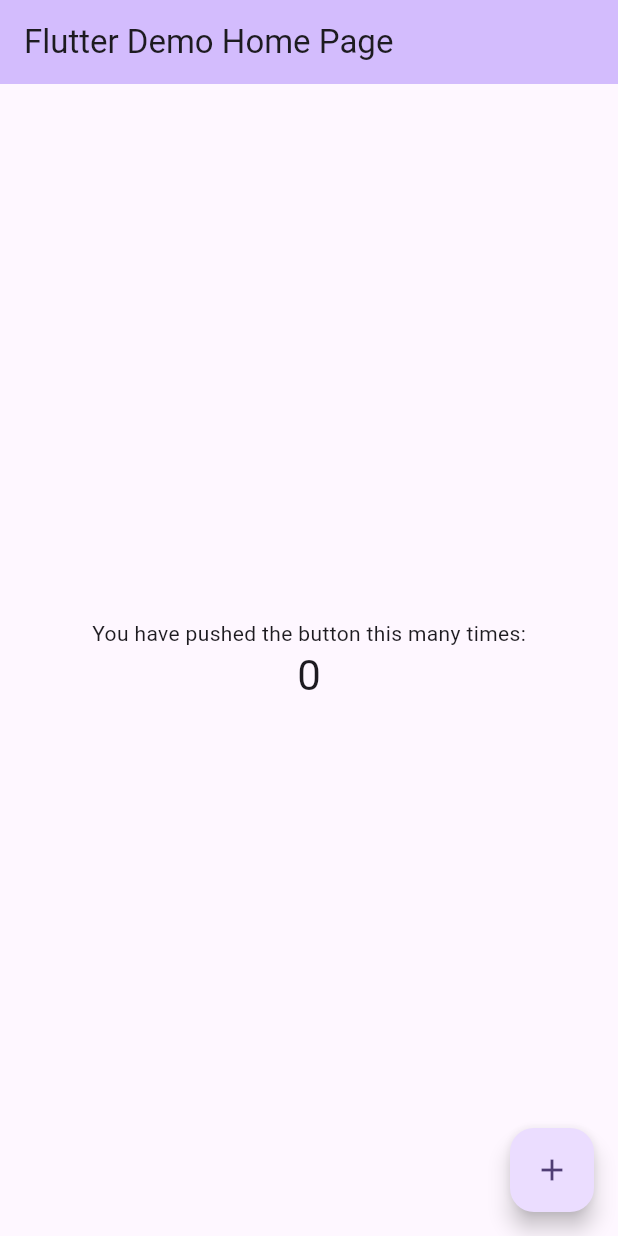
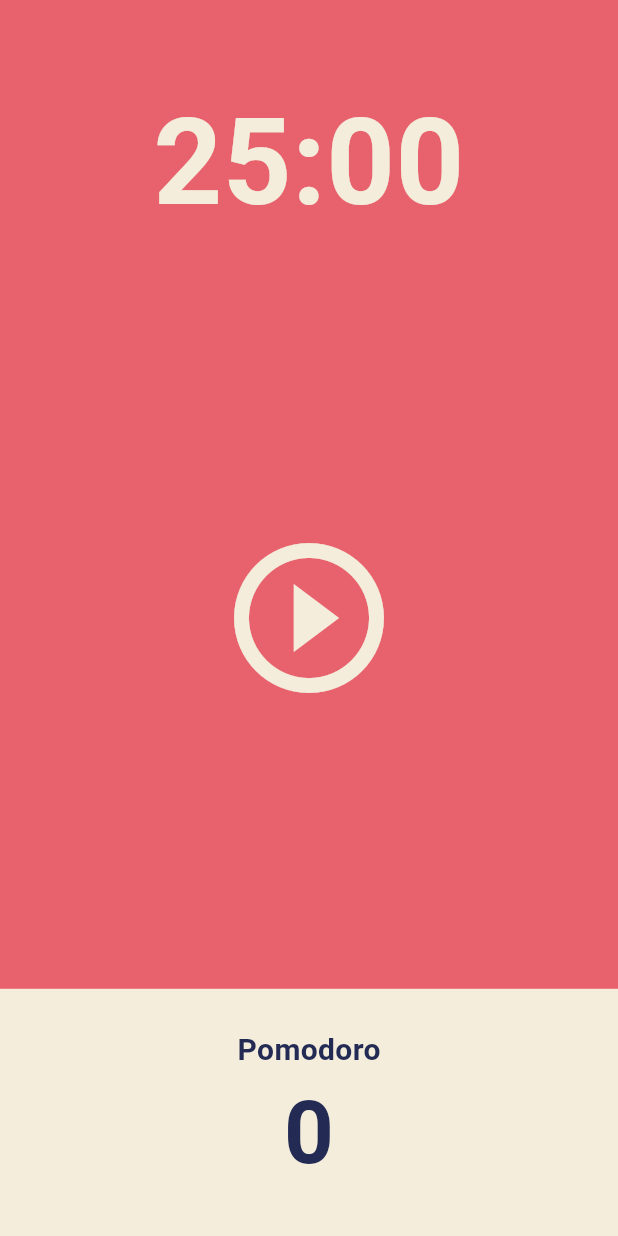
Before and after one commit to 0407chan/pomodoro, a Flutter app: the screen it shows after launch, on a phone screen of 412 x 824 dp. Run offline on Flutter 3.47's test engine with Material 3 defaults, Android fonts, the phone set to English and light mode, and no system bars.

Commit message:
5.0 User Interface. 기본 UI 생성.
- Flexible, Expanded, Row 사용해봤다.
- 적응하려면 연습 많이 해야할듯

```diff
--- a/lib/main.dart
+++ b/lib/main.dart
@@ -1,125 +1,26 @@
 import 'package:flutter/material.dart';
+import 'package:pomodoro/screens/home_screen.dart';
 
 void main() {
-  runApp(const MyApp());
+  runApp(const App());
 }
 
-class MyApp extends StatelessWidget {
-  const MyApp({super.key});
+class App extends StatelessWidget {
+  const App({super.key});
 
-  // This widget is the root of your application.
   @override
   Widget build(BuildContext context) {
     return MaterialApp(
-      title: 'Flutter Demo',
-      theme: ThemeData(
-        // This is the theme of your application.
-        //
-        // TRY THIS: Try running your application with "flutter run". You'll see
-        // the application has a purple toolbar. Then, without quitting the app,
-        // try changing the seedColor in the colorScheme below to Colors.green
-        // and then invoke "hot reload" (save your changes or press the "hot
-        // reload" button in a Flutter-supported IDE, or press "r" if you used
-        // the command line to start the app).
-        //
-        // Notice that the counter didn't reset back to zero; the application
-        // state is not lost during the reload. To reset the state, use hot
-        // restart instead.
-        //
-        // This works for code too, not just values: Most code changes can be
-        // tested with just a hot reload.
-        colorScheme: ColorScheme.fromSeed(seedColor: Colors.deepPurple),
-        useMaterial3: true,
-      ),
-      home: const MyHomePage(title: 'Flutter Demo Home Page'),
-    );
+        title: 'Flutter Demo',
+        theme: ThemeData(
+          scaffoldBackgroundColor: const Color(0xFFE7626C),
+          textTheme: const TextTheme(
+            headlineMedium: TextStyle(
+              color: Color(0xFF232B55),
+            ),
+          ),
+          cardColor: const Color(0xFFF4EDDB),
+        ),
+        home: const HomeScreen());
   }
 }
-
-class MyHomePage extends StatefulWidget {
-  const MyHomePage({super.key, required this.title});
-
-  // This widget is the home page of your application. It is stateful, meaning
-  // that it has a State object (defined below) that contains fields that affect
-  // how it looks.
-
-  // This class is the configuration for the state. It holds the values (in this
-  // case the title) provided by the parent (in this case the App widget) and
-  // used by the build method of the State. Fields in a Widget subclass are
-  // always marked "final".
-
-  final String title;
-
-  @override
-  State<MyHomePage> createState() => _MyHomePageState();
-}
-
-class _MyHomePageState extends State<MyHomePage> {
-  int _counter = 0;
-
-  void _incrementCounter() {
-    setState(() {
-      // This call to setState tells the Flutter framework that something has
-      // changed in this State, which causes it to rerun the build method below
-      // so that the display can reflect the updated values. If we changed
-      // _counter without calling setState(), then the build method would not be
-      // called again, and so nothing would appear to happen.
-      _counter++;
-    });
-  }
-
-  @override
-  Widget build(BuildContext context) {
-    // This method is rerun every time setState is called, for instance as done
-    // by the _incrementCounter method above.
-    //
-    // The Flutter framework has been optimized to make rerunning build methods
-    // fast, so that you can just rebuild anything that needs updating rather
-    // than having to individually change instances of widgets.
-    return Scaffold(
-      appBar: AppBar(
-        // TRY THIS: Try changing the color here to a specific color (to
-        // Colors.amber, perhaps?) and trigger a hot reload to see the AppBar
-        // change color while the other colors stay the same.
-        backgroundColor: Theme.of(context).colorScheme.inversePrimary,
-        // Here we take the value from the MyHomePage object that was created by
-        // the App.build method, and use it to set our appbar title.
-        title: Text(widget.title),
-      ),
-      body: Center(
-        // Center is a layout widget. It takes a single child and positions it
-        // in the middle of the parent.
-        child: Column(
-          // Column is also a layout widget. It takes a list of children and
-          // arranges them vertically. By default, it sizes itself to fit its
-          // children horizontally, and tries to be as tall as its parent.
-          //
-          // Column has various properties to control how it sizes itself and
-          // how it positions its children. Here we use mainAxisAlignment to
-          // center the children vertically; the main axis here is the vertical
-          // axis because Columns are vertical (the cross axis would be
-          // horizontal).
-          //
-          // TRY THIS: Invoke "debug painting" (choose the "Toggle Debug Paint"
-          // action in the IDE, or press "p" in the console), to see the
-          // wireframe for each widget.
-          mainAxisAlignment: MainAxisAlignment.center,
-          children: <Widget>[
-            const Text(
-              'You have pushed the button this many times:',
-            ),
-            Text(
-              '$_counter',
-              style: Theme.of(context).textTheme.headlineMedium,
-            ),
-          ],
-        ),
-      ),
-      floatingActionButton: FloatingActionButton(
-        onPressed: _incrementCounter,
-        tooltip: 'Increment',
-        child: const Icon(Icons.add),
-      ), // This trailing comma makes auto-formatting nicer for build methods.
-    );
-  }
-}
--- /dev/null
+++ b/lib/screens/home_screen.dart
@@ -0,0 +1,90 @@
+import 'package:flutter/material.dart';
+
+class HomeScreen extends StatefulWidget {
+  const HomeScreen({super.key});
+
+  @override
+  State<HomeScreen> createState() => _HomeScreenState();
+}
+
+class _HomeScreenState extends State<HomeScreen> {
+  @override
+  Widget build(BuildContext context) {
+    return Scaffold(
+      backgroundColor: Theme.of(context).scaffoldBackgroundColor,
+      body: Column(
+        children: [
+          Flexible(
+            flex: 1,
+            child: Container(
+              alignment: Alignment.bottomCenter,
+              child: Text(
+                "25:00",
+                style: TextStyle(
+                  color: Theme.of(context).cardColor,
+                  fontSize: 80,
+                  fontWeight: FontWeight.w600,
+                ),
+              ),
+            ),
+          ),
+          Flexible(
+            flex: 3,
+            child: Center(
+              child: IconButton(
+                iconSize: 120,
+                color: Theme.of(context).cardColor,
+                icon: const Icon(
+                  Icons.play_circle_outline,
+                ),
+                onPressed: () {},
+              ),
+            ),
+          ),
+          Flexible(
+            flex: 1,
+            child: Row(
+              children: [
+                Expanded(
+                  child: Container(
+                    decoration: BoxDecoration(
+                      color: Theme.of(context).cardColor,
+                      // borderRadius: BorderRadius.circular(10),
+                    ),
+                    child: Column(
+                      mainAxisAlignment: MainAxisAlignment.center,
+                      children: [
+                        Text(
+                          "Pomodoro",
+                          style: TextStyle(
+                            fontSize: 20,
+                            fontWeight: FontWeight.w600,
+                            color: Theme.of(context)
+                                .textTheme
+                                .headlineMedium
+                                ?.color,
+                          ),
+                        ),
+                        Text(
+                          "0",
+                          style: TextStyle(
+                            fontSize: 58,
+                            fontWeight: FontWeight.w600,
+                            color: Theme.of(context)
+                                .textTheme
+                                .headlineMedium
+                                ?.color,
+                          ),
+                        ),
+                      ],
+                    ),
+                  ),
+                ),
+              ],
+            ),
+          )
+        ],
+      ),
+    );
+  }
+}
```
